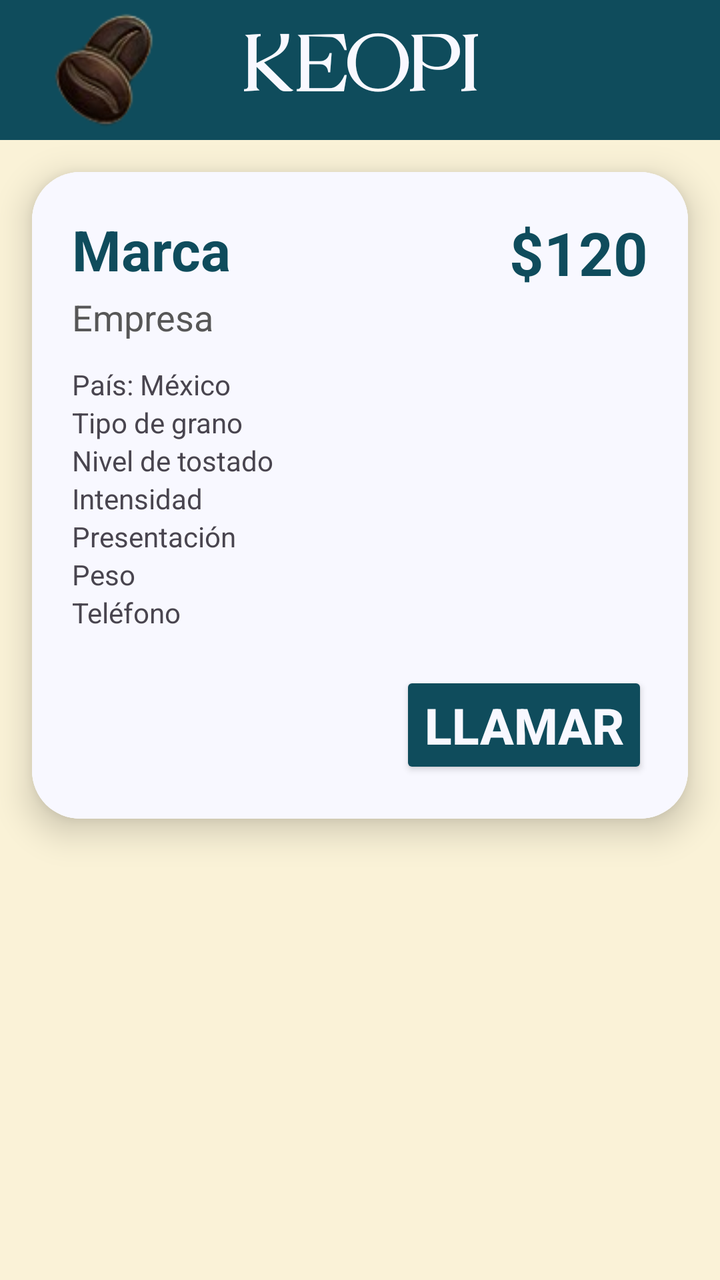
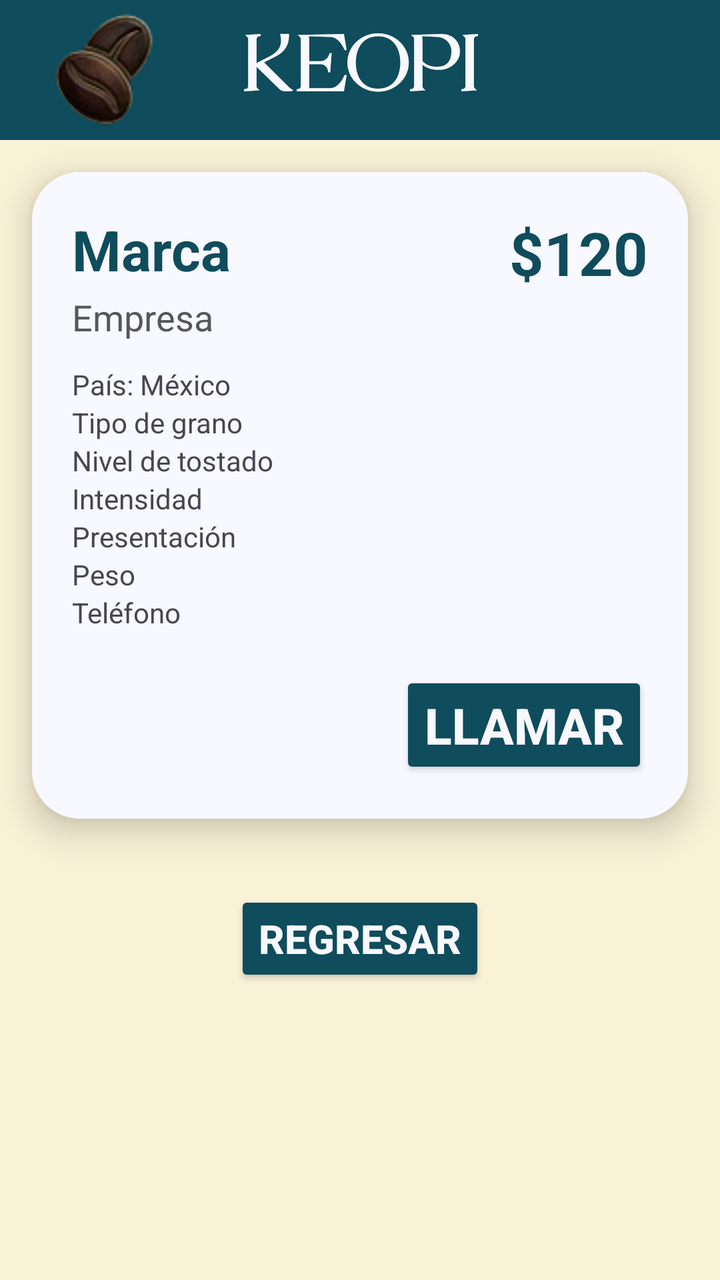

An Android layout rendered at two revisions. The XML below is the earlier revision; the diff shows what the commit changed to produce the second picture.
<!-- AndroidManifest.xml: application theme Theme.Keopi -->
<!-- res/layout/activity_see_card.xml -->
<?xml version="1.0" encoding="utf-8"?>
<LinearLayout xmlns:android="http://schemas.android.com/apk/res/android"
    xmlns:card_view="http://schemas.android.com/apk/res-auto"
    xmlns:app="http://schemas.android.com/tools"
    android:id="@+id/main"
    android:layout_width="match_parent"
    android:layout_height="match_parent"
    android:background="@color/vanilla"
    android:gravity="center|top"
    android:orientation="vertical"
    app:ignore="NamespaceTypo">

    <include layout="@layout/toolbar"/>

    <androidx.cardview.widget.CardView
        android:layout_width="match_parent"
        android:layout_height="wrap_content"
        card_view:cardCornerRadius="24dp"
        card_view:cardElevation="10dp"
        android:background="@color/white"
        android:layout_margin="16dp"
        android:layout_gravity="center_vertical"
        >

        <LinearLayout
            android:layout_width="match_parent"
            android:layout_height="wrap_content"
            android:orientation="vertical"
            android:background="@color/white"
            >

            <LinearLayout
                android:layout_width="match_parent"
                android:layout_height="wrap_content"
                android:orientation="vertical"
                android:padding="20dp"
                android:background="@color/white"
                >

                <LinearLayout
                    android:layout_width="match_parent"
                    android:layout_height="wrap_content"
                    android:orientation="horizontal"
                    >
                    <TextView
                        android:id="@+id/txtBrand"
                        android:layout_width="wrap_content"
                        android:layout_height="wrap_content"
                        android:layout_gravity="start"
                        android:text="Marca"
                        android:textSize="28sp"
                        android:textStyle="bold"
                        android:textColor="@color/blue"/>
                    <TextView
                        android:layout_width="0dp"
                        android:layout_weight="1"
                        android:layout_height="wrap_content"
                        />
                    <TextView
                        android:id="@+id/txtPrice"
                        android:layout_width="wrap_content"
                        android:layout_height="wrap_content"
                        android:layout_gravity="end"
                        android:text="$120"
                        android:textSize="30sp"
                        android:textStyle="bold"
                        android:textColor="@color/blue"/>
                </LinearLayout>
                <TextView
                    android:id="@+id/txtCompany"
                    android:layout_width="wrap_content"
                    android:layout_height="wrap_content"
                    android:text="Empresa"
                    android:textSize="18sp"
                    android:textColor="@color/gray"/>

                <TextView
                    android:id="@+id/txtCountry"
                    android:layout_width="wrap_content"
                    android:layout_height="wrap_content"
                    android:layout_marginTop="12dp"
                    android:text="País: México"/>

                <TextView
                    android:id="@+id/txtBean"
                    android:layout_width="wrap_content"
                    android:layout_height="wrap_content"
                    android:text="Tipo de grano"/>

                <TextView
                    android:id="@+id/txtRoast"
                    android:layout_width="wrap_content"
                    android:layout_height="wrap_content"
                    android:text="Nivel de tostado"/>

                <TextView
                    android:id="@+id/txtIntensity"
                    android:layout_width="wrap_content"
                    android:layout_height="wrap_content"
                    android:text="Intensidad"/>

                <TextView
                    android:id="@+id/txtPresentation"
                    android:layout_width="wrap_content"
                    android:layout_height="wrap_content"
                    android:text="Presentación"/>

                <TextView
                    android:id="@+id/txtWeight"
                    android:layout_width="wrap_content"
                    android:layout_height="wrap_content"
                    android:text="Peso"/>

                <TextView
                    android:id="@+id/txtPhone"
                    android:layout_width="wrap_content"
                    android:layout_height="wrap_content"
                    android:text="Teléfono"/>

                <Button
                    android:id="@+id/button"
                    android:layout_width="wrap_content"
                    android:layout_height="wrap_content"
                    android:layout_marginTop="20dp"
                    android:layout_gravity="end"
                    android:text="Llamar"
                    android:textSize="25sp"
                    android:textStyle="bold"
                    android:textColor="@color/white"
                    android:backgroundTint="@color/blue"
                    app:icon="@android:drawable/sym_action_call"
                    app:iconTint="@color/white"
                    />

            </LinearLayout>

        </LinearLayout>

    </androidx.cardview.widget.CardView>

</LinearLayout>
<!-- res/layout/toolbar.xml (included above) -->
<?xml version="1.0" encoding="utf-8"?>
<androidx.appcompat.widget.Toolbar xmlns:android="http://schemas.android.com/apk/res/android"
    android:id="@+id/toolbar"
    android:layout_width="match_parent"
    android:layout_height="wrap_content"
    android:gravity="center_vertical"
    android:background="@color/blue"
    >

    <ImageView
        android:layout_width="70dp"
        android:layout_height="70dp"
        android:src="@drawable/logo"
        android:layout_gravity="start"
        />

    <TextView
        android:layout_width="wrap_content"
        android:layout_height="70dp"
        android:text="KEOPI"
        android:textSize="35sp"
        android:textColor="@color/white"
        android:fontFamily="@font/kugile"
        android:textStyle="bold"
        android:layout_gravity="center"
        android:gravity="center"
        android:paddingTop="8dp"
        />
</androidx.appcompat.widget.Toolbar>
<!-- resources referenced by this layout -->
<resources>
  <color name="blue">#0f4c5c</color>
  <color name="gray">#575757</color>
  <color name="vanilla">#FAF2D7</color>
  <color name="white">#F8F8FF</color>
  <!-- drawable logo: png bitmap (drawable, 7628 bytes) -->
  <style name="Theme.Keopi" parent="Base.Theme.Keopi" />
  <style name="Base.Theme.Keopi" parent="Theme.Material3.DayNight.NoActionBar">
          
          
      </style>
</resources>

<!-- the commit's change to res/layout/activity_see_card.xml (unified diff, before → after) -->
@@ -138,6 +138,20 @@
 
     </androidx.cardview.widget.CardView>
 
+
+    <Button
+        android:id="@+id/back"
+        android:layout_width="wrap_content"
+        android:layout_height="wrap_content"
+        android:layout_marginTop="20dp"
+        android:text="Regresar"
+        android:textSize="20sp"
+        android:textStyle="bold"
+        android:textColor="@color/white"
+        android:backgroundTint="@color/blue"
+        app:iconTint="@color/white"
+        />
+
 </LinearLayout>
 <!-- res/layout/toolbar.xml (included above) -->
 <?xml version="1.0" encoding="utf-8"?>
